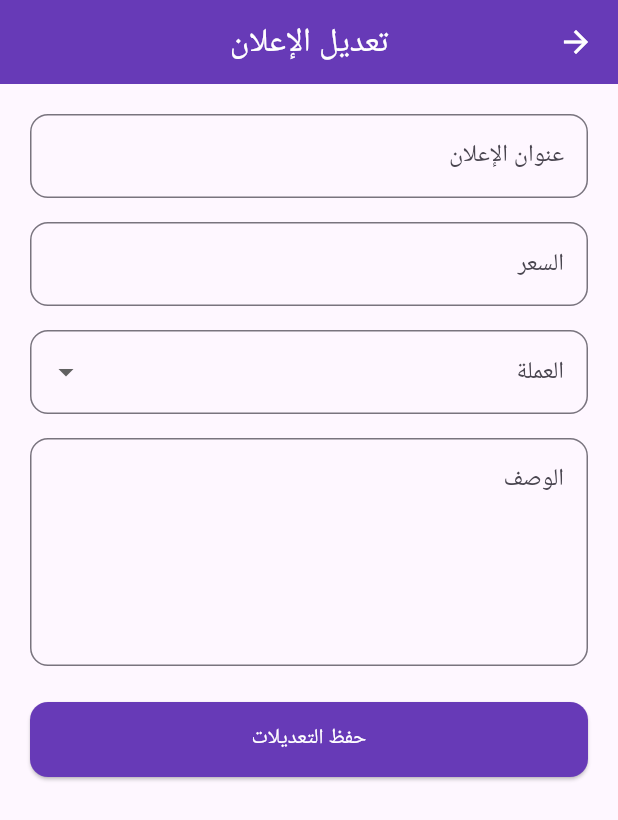
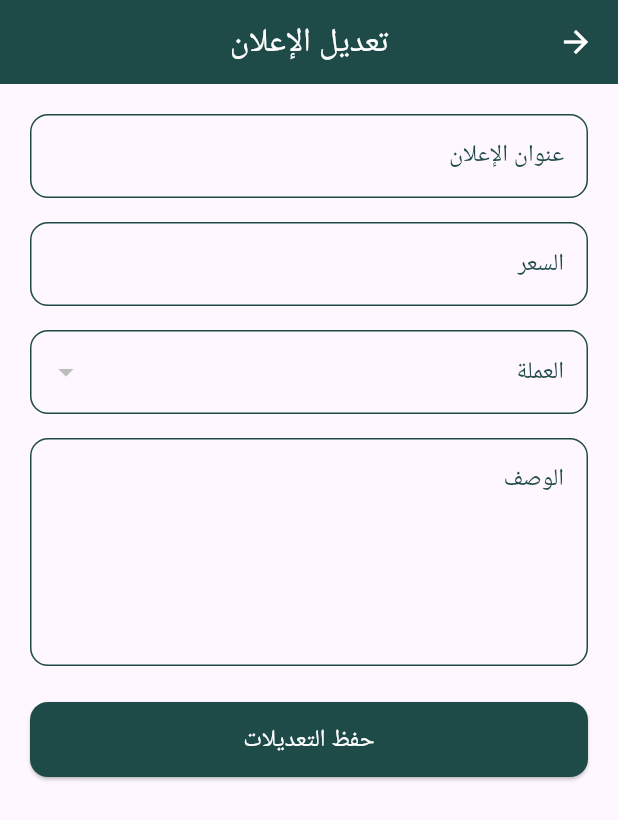
Before and after one commit to hashembadawi/forsa, a Flutter app: the EditAdScreen screen opened directly with empty values, on a phone screen of 412 x 824 dp. Shown: the top 820 px of the screen. Run offline on Flutter 3.47's test engine with Material 3 defaults, Android fonts, the phone set to English and light mode, and no system bars; our stand-ins replace flutter_image_compress, image_picker, shared_preferences; accounts and stored records are empty; network calls fail; Roboto replaces fonts that are missing (Arabic).

Commit message:
enhance EditAdScreen with currency fetching, improved dropdown, and UI updates

```diff
--- a/lib/screens/update_ad_screen.dart
+++ b/lib/screens/update_ad_screen.dart
@@ -27,8 +27,12 @@ class _EditAdScreenState extends State<EditAdScreen> {
   late TextEditingController _titleController;
   late TextEditingController _priceController;
   late TextEditingController _descriptionController;
-  String _currency = 'ل.س';
   bool _isUpdating = false;
+
+  // Currency data from server
+  List<Map<String, dynamic>> currencies = [];
+  Map<String, dynamic>? selectedCurrency;
+  bool _isLoadingCurrencies = true;
 
   @override
   void initState() {
@@ -36,7 +40,30 @@ class _EditAdScreenState extends State<EditAdScreen> {
     _titleController = TextEditingController(text: widget.initialTitle);
     _priceController = TextEditingController(text: widget.initialPrice);
     _descriptionController = TextEditingController(text: widget.initialDescription);
-    _currency = widget.initialCurrency;
+    _fetchCurrencies();
+  }
+
+  Future<void> _fetchCurrencies() async {
+    setState(() => _isLoadingCurrencies = true);
+    try {
+      final response = await http.get(Uri.parse('https://sahbo-app-api.onrender.com/api/options'));
+      if (response.statusCode == 200) {
+        final data = jsonDecode(response.body);
+        setState(() {
+          currencies = List<Map<String, dynamic>>.from(data['currencies']);
+          // Find the selected currency based on the initial currency
+          selectedCurrency = currencies.firstWhere(
+            (currency) => currency['name'] == widget.initialCurrency,
+            orElse: () => currencies.isNotEmpty ? currencies[0] : {'name': widget.initialCurrency, 'id': null},
+          );
+          _isLoadingCurrencies = false;
+        });
+      } else {
+        setState(() => _isLoadingCurrencies = false);
+      }
+    } catch (e) {
+      setState(() => _isLoadingCurrencies = false);
+    }
   }
 
   @override
@@ -70,7 +97,8 @@ class _EditAdScreenState extends State<EditAdScreen> {
         body: jsonEncode({
           'productTitle': _titleController.text,
           'price': _priceController.text,
-          'currency': _currency,
+          'currencyId': selectedCurrency?['id'],
+          'currencyName': selectedCurrency?['name'],
           'description': _descriptionController.text,
         }),
       );
@@ -90,19 +118,24 @@ class _EditAdScreenState extends State<EditAdScreen> {
   void _showSuccessDialog() {
     showDialog(
       context: context,
+      barrierDismissible: false,
       builder: (_) => AlertDialog(
-        title: const Text('تم التحديث'),
+        shape: RoundedRectangleBorder(borderRadius: BorderRadius.circular(15)),
+        title: const Row(
+          children: [
+            Icon(Icons.check_circle, color: Colors.green),
+            SizedBox(width: 10),
+            Text('تم التحديث'),
+          ],
+        ),
         content: const Text('تم تعديل الإعلان بنجاح.'),
-        shape: RoundedRectangleBorder(
-          borderRadius: BorderRadius.circular(16),
-        ),
         actions: [
           TextButton(
             onPressed: () {
               Navigator.of(context).pop();
               Navigator.of(context).pop(true);
             },
-            child: const Text('موافق', style: TextStyle(color: Colors.deepPurple)),
+            child: const Text('موافق', style: TextStyle(color: Color(0xFF1E4A47))),
           ),
         ],
       ),
@@ -113,15 +146,19 @@ class _EditAdScreenState extends State<EditAdScreen> {
     showDialog(
       context: context,
       builder: (_) => AlertDialog(
-        title: const Text('خطأ'),
+        shape: RoundedRectangleBorder(borderRadius: BorderRadius.circular(15)),
+        title: const Row(
+          children: [
+            Icon(Icons.error, color: Colors.red),
+            SizedBox(width: 10),
+            Text('خطأ'),
+          ],
+        ),
         content: Text(message),
-        shape: RoundedRectangleBorder(
-          borderRadius: BorderRadius.circular(16),
-        ),
         actions: [
           TextButton(
             onPressed: () => Navigator.of(context).pop(),
-            child: const Text('إغلاق', style: TextStyle(color: Colors.red)),
+            child: const Text('إغلاق', style: TextStyle(color: Color(0xFFFF7A59))),
           ),
         ],
       ),
@@ -136,7 +173,7 @@ class _EditAdScreenState extends State<EditAdScreen> {
         appBar: AppBar(
           title: const Text('تعديل الإعلان'),
           centerTitle: true,
-          backgroundColor: Colors.deepPurple,
+          backgroundColor: const Color(0xFF1E4A47),
           foregroundColor: Colors.white,
           leading: IconButton(
             icon: const Icon(Icons.arrow_back),
@@ -151,8 +188,18 @@ class _EditAdScreenState extends State<EditAdScreen> {
                 controller: _titleController,
                 decoration: InputDecoration(
                   labelText: 'عنوان الإعلان',
+                  labelStyle: const TextStyle(color: Color(0xFF1E4A47)),
                   border: OutlineInputBorder(
                     borderRadius: BorderRadius.circular(12),
+                    borderSide: const BorderSide(color: Color(0xFF1E4A47)),
+                  ),
+                  enabledBorder: OutlineInputBorder(
+                    borderRadius: BorderRadius.circular(12),
+                    borderSide: const BorderSide(color: Color(0xFF1E4A47)),
+                  ),
+                  focusedBorder: OutlineInputBorder(
+                    borderRadius: BorderRadius.circular(12),
+                    borderSide: const BorderSide(color: Color(0xFF1E4A47), width: 2),
                   ),
                 ),
                 validator: (value) {
@@ -168,8 +215,18 @@ class _EditAdScreenState extends State<EditAdScreen> {
                 keyboardType: TextInputType.number,
                 decoration: InputDecoration(
                   labelText: 'السعر',
+                  labelStyle: const TextStyle(color: Color(0xFF1E4A47)),
                   border: OutlineInputBorder(
                     borderRadius: BorderRadius.circular(12),
+                    borderSide: const BorderSide(color: Color(0xFF1E4A47)),
+                  ),
+                  enabledBorder: OutlineInputBorder(
+                    borderRadius: BorderRadius.circular(12),
+                    borderSide: const BorderSide(color: Color(0xFF1E4A47)),
+                  ),
+                  focusedBorder: OutlineInputBorder(
+                    borderRadius: BorderRadius.circular(12),
+                    borderSide: const BorderSide(color: Color(0xFF1E4A47), width: 2),
                   ),
                 ),
                 validator: (value) {
@@ -180,21 +237,53 @@ class _EditAdScreenState extends State<EditAdScreen> {
                 },
               ),
               const SizedBox(height: 16),
-              DropdownButtonFormField<String>(
-                value: _currency,
+              _isLoadingCurrencies
+                  ? Container(
+                      padding: const EdgeInsets.all(16),
+                      decoration: BoxDecoration(
+                        border: Border.all(color: const Color(0xFF1E4A47)),
+                        borderRadius: BorderRadius.circular(12),
+                      ),
+                      child: const Row(
+                        children: [
+                          Text('العملة', style: TextStyle(color: Color(0xFF1E4A47))),
+                          Spacer(),
+                          SizedBox(
+                            height: 20,
+                            width: 20,
+                            child: CircularProgressIndicator(
+                              color: Color(0xFF1E4A47),
+                              strokeWidth: 2,
+                            ),
+                          ),
+                        ],
+                      ),
+                    )
+                  : DropdownButtonFormField<Map<String, dynamic>>(
+                      value: selectedCurrency,
                       decoration: InputDecoration(
                         labelText: 'العملة',
+                        labelStyle: const TextStyle(color: Color(0xFF1E4A47)),
                         border: OutlineInputBorder(
                           borderRadius: BorderRadius.circular(12),
+                          borderSide: const BorderSide(color: Color(0xFF1E4A47)),
+                        ),
+                        enabledBorder: OutlineInputBorder(
+                          borderRadius: BorderRadius.circular(12),
+                          borderSide: const BorderSide(color: Color(0xFF1E4A47)),
+                        ),
+                        focusedBorder: OutlineInputBorder(
+                          borderRadius: BorderRadius.circular(12),
+                          borderSide: const BorderSide(color: Color(0xFF1E4A47), width: 2),
                         ),
                       ),
-                items: ['ل.س', 'دولار', 'ل.ت']
-                    .map((val) => DropdownMenuItem(
-                  value: val,
-                  child: Text(val),
+                      items: currencies
+                          .map((currency) => DropdownMenuItem(
+                        value: currency,
+                        child: Text(currency['name'], style: const TextStyle(color: Color(0xFF1E4A47))),
                       ))
                           .toList(),
-                onChanged: (val) => setState(() => _currency = val!),
+                      onChanged: (val) => setState(() => selectedCurrency = val),
                     ),
               const SizedBox(height: 16),
               TextFormField(
@@ -202,8 +291,18 @@ class _EditAdScreenState extends State<EditAdScreen> {
                 maxLines: 5,
                 decoration: InputDecoration(
                   labelText: 'الوصف',
+                  labelStyle: const TextStyle(color: Color(0xFF1E4A47)),
                   border: OutlineInputBorder(
                     borderRadius: BorderRadius.circular(12),
+                    borderSide: const BorderSide(color: Color(0xFF1E4A47)),
+                  ),
+                  enabledBorder: OutlineInputBorder(
+                    borderRadius: BorderRadius.circular(12),
+                    borderSide: const BorderSide(color: Color(0xFF1E4A47)),
+                  ),
+                  focusedBorder: OutlineInputBorder(
+                    borderRadius: BorderRadius.circular(12),
+                    borderSide: const BorderSide(color: Color(0xFF1E4A47), width: 2),
                   ),
                   alignLabelWithHint: true,
                 ),
@@ -221,7 +320,7 @@ class _EditAdScreenState extends State<EditAdScreen> {
                 child: ElevatedButton(
                   onPressed: _isUpdating ? null : _updateAd,
                   style: ElevatedButton.styleFrom(
-                    backgroundColor: Colors.deepPurple,
+                    backgroundColor: const Color(0xFF1E4A47),
                     foregroundColor: Colors.white,
                     shape: RoundedRectangleBorder(
                       borderRadius: BorderRadius.circular(12),
@@ -229,7 +328,7 @@ class _EditAdScreenState extends State<EditAdScreen> {
                   ),
                   child: _isUpdating
                       ? const CircularProgressIndicator(color: Colors.white)
-                      : const Text('حفظ التعديلات'),
+                      : const Text('حفظ التعديلات', style: TextStyle(fontSize: 16)),
                 ),
               ),
             ],
```
Lines whose indentation alone changed are shown as unchanged.
